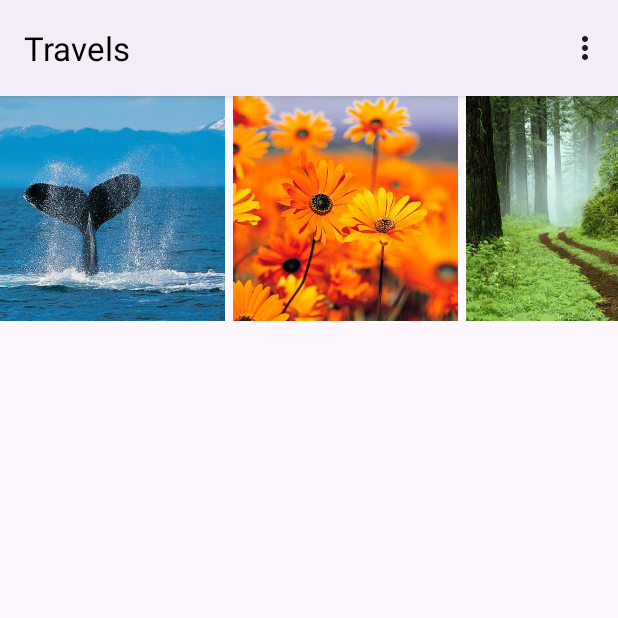
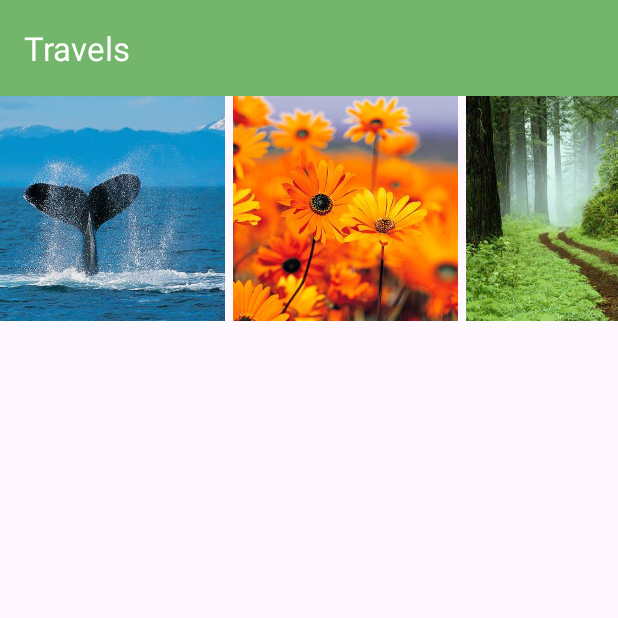
Before and after one commit to Epso1/Travels, an Android app: the screen it shows after launch (MainActivity), on a phone screen of 412 x 824 dp, the top half of it. Run offline under Robolectric (Android 15) with nearby library versions, the phone set to English and light mode, and no system bars.

Commit message:
Colores de toolbar cambiados en MainActivity

```diff
--- a/app/src/main/java/com/example/travels/MainActivity.java
+++ b/app/src/main/java/com/example/travels/MainActivity.java
@@ -3,6 +3,7 @@ package com.example.travels;
 import static com.example.travels.ImageAdapter.getImageList;
 
 import androidx.appcompat.app.AppCompatActivity;
+import androidx.appcompat.widget.Toolbar;
 import androidx.recyclerview.widget.LinearLayoutManager;
 import androidx.recyclerview.widget.RecyclerView;
 
@@ -19,30 +20,25 @@ import java.util.List;
 public class MainActivity extends AppCompatActivity {
 
 
-    public static final List<Integer> imagenes = Arrays.asList(
-            R.drawable.image1,
-            R.drawable.image2,
-            R.drawable.image3,
-            R.drawable.image4,
-            R.drawable.image5,
-            R.drawable.image6,
-            R.drawable.image7,
-            R.drawable.image8,
-            R.drawable.image9,
-            R.drawable.image10
-    );
     private ImageSwitcher imageSwitcher;
-    private ImageAdapter imageAdapter;
+    private ImageAdapter adapter;
 
     @Override
     protected void onCreate(Bundle savedInstanceState) {
         super.onCreate(savedInstanceState);
         setContentView(R.layout.activity_main);
 
+        Toolbar toolbar = findViewById(R.id.toolbar);
+        toolbar.setTitle(R.string.app_name);
+        toolbar.setTitleTextColor(getColor(R.color.white));
+        toolbar.setBackgroundColor(getColor(R.color.light_green));
+
+        setSupportActionBar(toolbar);
+
 
         RecyclerView recyclerView = findViewById(R.id.recyclerView);
         recyclerView.setLayoutManager(new LinearLayoutManager(this, LinearLayoutManager.HORIZONTAL, false));
-        ImageAdapter adapter = new ImageAdapter();
+        adapter = new ImageAdapter();
         recyclerView.setAdapter(adapter);
         imageSwitcher = findViewById(R.id.imageSwitcher);
         imageSwitcher.setFactory(new ViewSwitcher.ViewFactory() {
--- a/app/src/main/res/layout/activity_main.xml
+++ b/app/src/main/res/layout/activity_main.xml
@@ -6,6 +6,14 @@
     android:layout_height="match_parent"
     tools:context=".MainActivity"
     android:orientation="vertical">
+
+    <androidx.appcompat.widget.Toolbar
+        android:id="@+id/toolbar"
+        android:layout_width="match_parent"
+        android:layout_height="wrap_content"
+        android:background="@color/white"
+        android:theme="@style/ThemeOverlay.AppCompat.Dark.ActionBar"
+        />
 
     <!-- RecyclerView para mostrar las imágenes horizontalmente -->
     <androidx.recyclerview.widget.RecyclerView
--- a/app/src/main/res/menu/menu_main.xml
+++ b/app/src/main/res/menu/menu_main.xml
@@ -2,11 +2,6 @@
     xmlns:app="http://schemas.android.com/apk/res-auto"
     xmlns:tools="http://schemas.android.com/tools" tools:context=".MainActivity">
 
-    <item
-        android:id="@+id/action_settings"
-        android:orderInCategory="100"
-        android:title="@string/action_settings"
-        app:showAsAction="never" />
 
 
 </menu>
--- a/app/src/main/res/values/colors.xml
+++ b/app/src/main/res/values/colors.xml
@@ -2,16 +2,6 @@
 <resources>
     <color name="black">#FF000000</color>
     <color name="white">#FFFFFFFF</color>
-    <color name="my_light_primary">#2B4927</color>
-    <color name="my_dark_primary">#2B4927</color>
-    <color name="my_light_secondary">#FFC107</color>
-    <color name="my_dark_secondary">#FFC107</color>
-    <color name="my_light_background">#FFFFFF</color>
-    <color name="my_dark_background">#121212</color>
-    <color name="my_light_surface">#FFFFFF</color>
-    <color name="my_dark_surface">#1E1E1E</color>
-    <color name="my_light_error">#B00020</color>
-    <color name="my_dark_error">#CF6679</color>
-
-
+    <color name="my_light_primary">#3B6336</color>
+    <color name="light_green">#73B56B</color>
 </resources>
--- a/app/src/main/res/values/themes.xml
+++ b/app/src/main/res/values/themes.xml
@@ -1,16 +1,8 @@
 <resources xmlns:tools="http://schemas.android.com/tools">
     <!-- Base application theme. -->
-    <style name="Base.Theme.Travels" parent="Theme.Material3.DayNight">
+    <style name="Base.Theme.Travels" parent="Theme.Material3.DayNight.NoActionBar">
         <!-- Customize your light theme here. -->
         <item name="colorPrimary">@color/my_light_primary</item>
-        <item name="colorSecondary">@color/my_light_secondary</item>
-        <item name="colorSurface">@color/my_light_surface</item>
-        <item name="colorOnSurface">@color/black</item>
-        <item name="colorError">@color/my_light_error</item>
-        <item name="android:statusBarColor" tools:targetApi="l">#4A8742</item>
-        <item name="android:navigationBarColor" tools:targetApi="o_mr1">#4A8742</item>
-
-
 
     </style>
 
```
